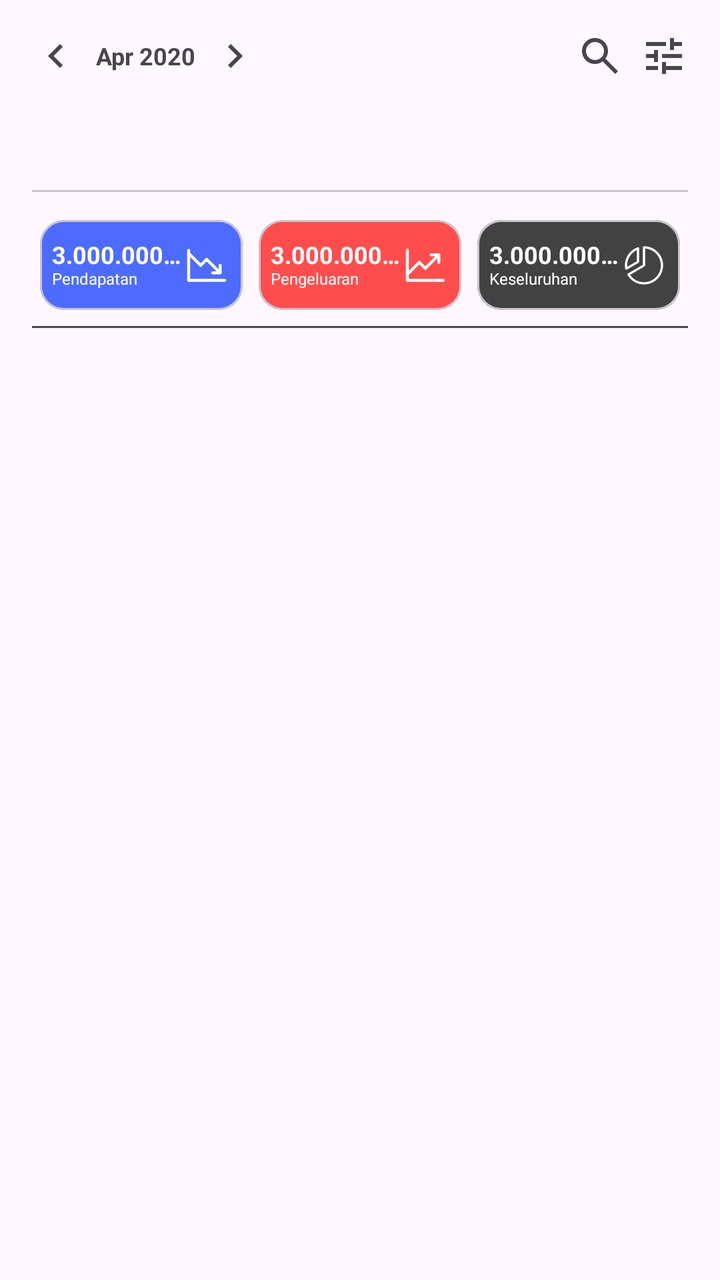
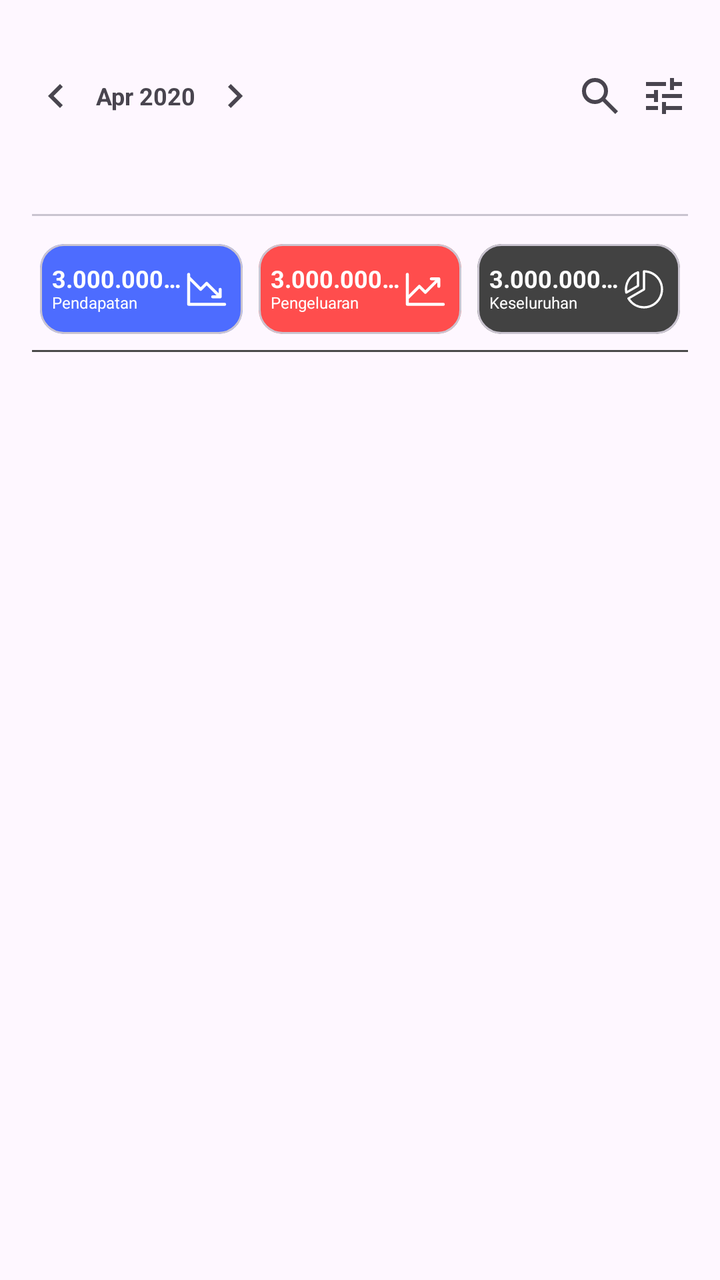

Before-and-after screenshots of an Android layout around one commit, followed by the original layout XML and the change that was made.
<!-- AndroidManifest.xml: application theme Theme.Fintrack -->
<!-- res/layout/fragment_transaksi.xml -->
<?xml version="1.0" encoding="utf-8"?>
<LinearLayout xmlns:android="http://schemas.android.com/apk/res/android"
    xmlns:app="http://schemas.android.com/apk/res-auto"
    android:orientation="vertical"
    android:layout_width="match_parent"
    android:layout_height="match_parent"
    android:padding="16dp">

    
    <LinearLayout
        android:layout_width="match_parent"
        android:layout_height="wrap_content"
        android:orientation="horizontal"
        android:gravity="center_vertical"
        android:layout_marginBottom="8dp"
        android:weightSum="1">

        
        <LinearLayout
            android:layout_width="0dp"
            android:layout_weight="0.6"
            android:layout_height="wrap_content"
            android:orientation="horizontal"
            android:gravity="start|center_vertical">

            <ImageButton
                android:id="@+id/btn_prev_month"
                android:layout_width="wrap_content"
                android:layout_height="wrap_content"
                android:background="?attr/selectableItemBackgroundBorderless"
                android:contentDescription="Sebelumnya"
                app:srcCompat="@drawable/chevron_left_24px" />

            <TextView
                android:id="@+id/txt_month_year"
                android:layout_width="wrap_content"
                android:layout_height="wrap_content"
                android:text="Apr 2020"
                android:textSize="12sp"
                android:textStyle="bold"
                android:paddingHorizontal="8dp" />

            <ImageButton
                android:id="@+id/btn_next_month"
                android:layout_width="wrap_content"
                android:layout_height="wrap_content"
                android:background="?attr/selectableItemBackgroundBorderless"
                android:contentDescription="Berikutnya"
                app:srcCompat="@drawable/chevron_right_24px" />
        </LinearLayout>

        
        <LinearLayout
            android:layout_width="0dp"
            android:layout_weight="0.4"
            android:layout_height="wrap_content"
            android:orientation="horizontal"
            android:gravity="end">

            <ImageButton
                android:id="@+id/btn_search"
                android:layout_width="wrap_content"
                android:layout_height="wrap_content"
                android:background="?attr/selectableItemBackgroundBorderless"
                android:contentDescription="Cari"
                app:srcCompat="@drawable/search_24px" />

            <ImageButton
                android:id="@+id/btn_setting"
                android:layout_width="wrap_content"
                android:layout_height="wrap_content"
                android:background="?attr/selectableItemBackgroundBorderless"
                android:contentDescription="Pengaturan"
                android:layout_marginStart="8dp"
                app:srcCompat="@drawable/tune_24px" />
        </LinearLayout>
    </LinearLayout>

    <com.google.android.material.tabs.TabLayout
        android:id="@+id/tabLayout"
        android:layout_width="match_parent"
        android:layout_height="wrap_content"
        app:tabIndicatorColor="@color/button_blue"
        app:tabIndicatorHeight="3dp"
        app:tabTextColor="@color/tab_text_selector"
        app:tabGravity="fill"
        app:tabMode="fixed" />

    
    <androidx.constraintlayout.widget.ConstraintLayout
        android:layout_width="match_parent"
        android:layout_height="wrap_content"
        android:layout_marginTop="10dp"
        android:padding="4dp">

        
        <com.google.android.material.card.MaterialCardView
            android:id="@+id/card_pendapatan"
            android:layout_width="0dp"
            android:layout_height="45dp"
            android:layout_marginEnd="4dp"
            app:cardCornerRadius="12dp"
            app:cardElevation="0dp"
            app:cardBackgroundColor="#4D6CFF"
            app:layout_constraintStart_toStartOf="parent"
            app:layout_constraintTop_toTopOf="parent"
            app:layout_constraintEnd_toStartOf="@id/card_pengeluaran"
            app:layout_constraintHorizontal_chainStyle="spread_inside"
            app:layout_constraintHorizontal_weight="1">

            <androidx.constraintlayout.widget.ConstraintLayout
                android:layout_width="match_parent"
                android:layout_height="match_parent"
                android:padding="6dp">

                
                <LinearLayout
                    android:id="@+id/container_income"
                    android:layout_width="0dp"
                    android:layout_height="wrap_content"
                    android:orientation="vertical"
                    android:gravity="start"
                    app:layout_constraintStart_toStartOf="parent"
                    app:layout_constraintEnd_toStartOf="@id/iv_income_icon"
                    app:layout_constraintTop_toTopOf="parent"
                    app:layout_constraintBottom_toBottomOf="parent">

                    <TextView
                        android:id="@+id/tv_income_value"
                        android:layout_width="wrap_content"
                        android:layout_height="wrap_content"
                        android:text="3.000.000,00"
                        android:textColor="#FFFFFF"
                        android:textSize="12sp"
                        android:textStyle="bold"
                        android:singleLine="true"
                        android:includeFontPadding="false"
                        android:lineSpacingExtra="0dp"
                        android:ellipsize="end" />

                    <TextView
                        android:id="@+id/tv_income_label"
                        android:layout_width="wrap_content"
                        android:layout_height="wrap_content"
                        android:includeFontPadding="false"
                        android:text="Pendapatan"
                        android:textColor="#FFFFFF"
                        android:textSize="8sp" />
                </LinearLayout>

                <ImageView
                    android:id="@+id/iv_income_icon"
                    android:layout_width="24dp"
                    android:layout_height="24dp"
                    android:src="@drawable/ic_chart_down"
                    app:layout_constraintEnd_toEndOf="parent"
                    app:layout_constraintTop_toTopOf="parent"
                    app:layout_constraintBottom_toBottomOf="parent"
                    app:tint="#FFFFFF" />

            </androidx.constraintlayout.widget.ConstraintLayout>
        </com.google.android.material.card.MaterialCardView>

        
        <com.google.android.material.card.MaterialCardView
            android:id="@+id/card_pengeluaran"
            android:layout_width="0dp"
            android:layout_height="45dp"
            android:layout_marginStart="4dp"
            android:layout_marginEnd="4dp"
            app:cardCornerRadius="12dp"
            app:cardElevation="0dp"
            app:cardBackgroundColor="#FF4D4D"
            app:layout_constraintStart_toEndOf="@id/card_pendapatan"
            app:layout_constraintTop_toTopOf="parent"
            app:layout_constraintEnd_toStartOf="@id/card_total"
            app:layout_constraintHorizontal_weight="1">

            <androidx.constraintlayout.widget.ConstraintLayout
                android:layout_width="match_parent"
                android:layout_height="match_parent"
                android:padding="6dp">

                
                <LinearLayout
                    android:id="@+id/container_expense"
                    android:layout_width="0dp"
                    android:layout_height="wrap_content"
                    android:orientation="vertical"
                    android:gravity="start"
                    app:layout_constraintStart_toStartOf="parent"
                    app:layout_constraintEnd_toStartOf="@id/iv_expense_icon"
                    app:layout_constraintTop_toTopOf="parent"
                    app:layout_constraintBottom_toBottomOf="parent">

                    <TextView
                        android:id="@+id/tv_expense_value"
                        android:layout_width="wrap_content"
                        android:layout_height="wrap_content"
                        android:text="3.000.000,00"
                        android:textColor="#FFFFFF"
                        android:textSize="12sp"
                        android:textStyle="bold"
                        android:singleLine="true"
                        android:includeFontPadding="false"
                        android:lineSpacingExtra="0dp"
                        android:ellipsize="end" />

                    <TextView
                        android:id="@+id/tv_expense_label"
                        android:layout_width="wrap_content"
                        android:layout_height="wrap_content"
                        android:includeFontPadding="false"
                        android:text="Pengeluaran"
                        android:textColor="#FFFFFF"
                        android:textSize="8sp" />
                </LinearLayout>

                <ImageView
                    android:id="@+id/iv_expense_icon"
                    android:layout_width="24dp"
                    android:layout_height="24dp"
                    android:src="@drawable/ic_chart_up"
                    app:layout_constraintEnd_toEndOf="parent"
                    app:layout_constraintTop_toTopOf="parent"
                    app:layout_constraintBottom_toBottomOf="parent"
                    app:tint="#FFFFFF" />

            </androidx.constraintlayout.widget.ConstraintLayout>
        </com.google.android.material.card.MaterialCardView>

        
        <com.google.android.material.card.MaterialCardView
            android:id="@+id/card_total"
            android:layout_width="0dp"
            android:layout_height="45dp"
            android:layout_marginStart="4dp"
            app:cardCornerRadius="12dp"
            app:cardElevation="0dp"
            app:cardBackgroundColor="#424242"
            app:layout_constraintStart_toEndOf="@id/card_pengeluaran"
            app:layout_constraintTop_toTopOf="parent"
            app:layout_constraintEnd_toEndOf="parent"
            app:layout_constraintHorizontal_weight="1">

            <androidx.constraintlayout.widget.ConstraintLayout
                android:layout_width="match_parent"
                android:layout_height="match_parent"
                android:padding="6dp">

                
                <LinearLayout
                    android:id="@+id/container_total"
                    android:layout_width="0dp"
                    android:layout_height="wrap_content"
                    android:orientation="vertical"
                    android:gravity="start"
                    app:layout_constraintStart_toStartOf="parent"
                    app:layout_constraintEnd_toStartOf="@id/iv_total_icon"
                    app:layout_constraintTop_toTopOf="parent"
                    app:layout_constraintBottom_toBottomOf="parent">

                    <TextView
                        android:id="@+id/tv_total_value"
                        android:layout_width="wrap_content"
                        android:layout_height="wrap_content"
                        android:text="3.000.000,00"
                        android:textColor="#FFFFFF"
                        android:textSize="12sp"
                        android:textStyle="bold"
                        android:singleLine="true"
                        android:includeFontPadding="false"
                        android:lineSpacingExtra="0dp"
                        android:ellipsize="end" />

                    <TextView
                        android:id="@+id/tv_total_label"
                        android:layout_width="wrap_content"
                        android:layout_height="wrap_content"
                        android:includeFontPadding="false"
                        android:text="Keseluruhan"
                        android:textColor="#FFFFFF"
                        android:textSize="8sp" />
                </LinearLayout>

                <ImageView
                    android:id="@+id/iv_total_icon"
                    android:layout_width="24dp"
                    android:layout_height="24dp"
                    android:src="@drawable/ic_pie_chart"
                    app:layout_constraintEnd_toEndOf="parent"
                    app:layout_constraintTop_toTopOf="parent"
                    app:layout_constraintBottom_toBottomOf="parent"
                    app:tint="#FFFFFF" />

            </androidx.constraintlayout.widget.ConstraintLayout>
        </com.google.android.material.card.MaterialCardView>
    </androidx.constraintlayout.widget.ConstraintLayout>

    <View
        android:layout_width="match_parent"
        android:layout_height="1dp"
        android:background="@color/darkGrey"
        android:layout_marginVertical="4dp" />

    <androidx.viewpager2.widget.ViewPager2
        android:id="@+id/viewPager"
        android:layout_width="match_parent"
        android:layout_height="0dp"
        android:layout_weight="1" />

</LinearLayout>
<!-- resources referenced by this layout -->
<resources>
  <color name="button_blue">#FF3461FD</color>
  <color name="darkGrey">#4A4A4A</color>
  <!-- drawable chevron_left_24px (drawable) -->
  <vector xmlns:android="http://schemas.android.com/apk/res/android"
      android:width="24dp"
      android:height="24dp"
      android:viewportWidth="960"
      android:viewportHeight="960"
      android:tint="?attr/colorControlNormal"
      android:autoMirrored="true">
    <path
        android:fillColor="@android:color/white"
        android:pathData="M560,720L320,480L560,240L616,296L432,480L616,664L560,720Z"/>
  </vector>
  <!-- drawable chevron_right_24px (drawable) -->
  <vector xmlns:android="http://schemas.android.com/apk/res/android"
      android:width="24dp"
      android:height="24dp"
      android:viewportWidth="960"
      android:viewportHeight="960"
      android:tint="?attr/colorControlNormal"
      android:autoMirrored="true">
    <path
        android:fillColor="@android:color/white"
        android:pathData="M504,480L320,296L376,240L616,480L376,720L320,664L504,480Z"/>
  </vector>
  <!-- drawable ic_chart_up (drawable) -->
  <?xml version="1.0" encoding="utf-8"?>
  <vector xmlns:android="http://schemas.android.com/apk/res/android"
      android:width="24dp"
      android:height="24dp"
      android:viewportWidth="256"
      android:viewportHeight="256">
  
      <path
          android:fillColor="#FFFFFF"
          android:pathData="M232,208a8,8 0,0 1,-8 8H32a8,8 0,0 1,-8 -8V48a8,8 0,0 1,16 0v108.69l50.34,-50.35a8,8 0,0 1,11.32 0L128,132.69L180.69,80H160a8,8 0,0 1,0 -16h40a8,8 0,0 1,8 8v40a8,8 0,0 1,-16 0V91.31l-58.34,58.35a8,8 0,0 1,-11.32 0L96,123.31l-56,56V200h184a8,8 0,0 1,8 8" />
  </vector>
  <!-- drawable ic_pie_chart (drawable) -->
  <?xml version="1.0" encoding="utf-8"?>
  <vector xmlns:android="http://schemas.android.com/apk/res/android"
      android:width="24dp"
      android:height="24dp"
      android:viewportWidth="256"
      android:viewportHeight="256">
  
      <path
          android:fillColor="#FFFFFF"
          android:pathData="M102,109.5v-72a6,6 0,0 0,-8 -5.66a102,102 0,0 0,-66.3 114.75a6,6 0,0 0,8.9 4.11l62.4,-36a6,6 0,0 0,3 -5.2M90,106l-51.66,29.8Q38,131.91 38,128a90.1,90.1 0,0 1,52 -81.58Zm38,-80a6,6 0,0 0,-6 6v93l-79.8,46.46a6,6 0,0 0,-2.15 8.22A102,102 0,1 0,128 26m0,192a90.48,90.48 0,0 1,-74.38 -39.31L131,133.61a6,6 0,0 0,3 -5.19V38.2a90,90 0,0 1,-6 179.8" />
  </vector>
  <!-- drawable search_24px (drawable) -->
  <vector xmlns:android="http://schemas.android.com/apk/res/android"
      android:width="24dp"
      android:height="24dp"
      android:viewportWidth="960"
      android:viewportHeight="960"
      android:tint="?attr/colorControlNormal">
    <path
        android:fillColor="@android:color/white"
        android:pathData="M784,840L532,588Q502,612 463,626Q424,640 380,640Q271,640 195.5,564.5Q120,489 120,380Q120,271 195.5,195.5Q271,120 380,120Q489,120 564.5,195.5Q640,271 640,380Q640,424 626,463Q612,502 588,532L840,784L784,840ZM380,560Q455,560 507.5,507.5Q560,455 560,380Q560,305 507.5,252.5Q455,200 380,200Q305,200 252.5,252.5Q200,305 200,380Q200,455 252.5,507.5Q305,560 380,560Z"/>
  </vector>
  <!-- drawable tune_24px (drawable) -->
  <vector xmlns:android="http://schemas.android.com/apk/res/android"
      android:width="24dp"
      android:height="24dp"
      android:viewportWidth="960"
      android:viewportHeight="960"
      android:tint="?attr/colorControlNormal">
    <path
        android:fillColor="@android:color/white"
        android:pathData="M440,840L440,600L520,600L520,680L840,680L840,760L520,760L520,840L440,840ZM120,760L120,680L360,680L360,760L120,760ZM280,600L280,520L120,520L120,440L280,440L280,360L360,360L360,600L280,600ZM440,520L440,440L840,440L840,520L440,520ZM600,360L600,120L680,120L680,200L840,200L840,280L680,280L680,360L600,360ZM120,280L120,200L520,200L520,280L120,280Z"/>
  </vector>
  <style name="Theme.Fintrack" parent="Base.Theme.Fintrack" />
  <style name="Base.Theme.Fintrack" parent="Theme.Material3.DayNight.NoActionBar">
          
          
          <item name="fontFamily">@font/poppins_regular</item>
      </style>
  <!-- unchanged entries left out for length: 1 -->
</resources>

<!-- the commit's change to res/layout/fragment_transaksi.xml (unified diff, before → after) -->
@@ -1,27 +1,32 @@
 <?xml version="1.0" encoding="utf-8"?>
-<LinearLayout xmlns:android="http://schemas.android.com/apk/res/android"
+<androidx.constraintlayout.widget.ConstraintLayout xmlns:android="http://schemas.android.com/apk/res/android"
     xmlns:app="http://schemas.android.com/apk/res-auto"
-    android:orientation="vertical"
+    xmlns:tools="http://schemas.android.com/tools"
     android:layout_width="match_parent"
     android:layout_height="match_parent"
-    android:padding="16dp">
+    android:paddingHorizontal="16dp"
+    android:paddingTop="36dp"
+    >
 
     
     <LinearLayout
-        android:layout_width="match_parent"
+        android:id="@+id/top_bar_container"
+        android:layout_width="0dp"
         android:layout_height="wrap_content"
+        android:gravity="center_vertical"
         android:orientation="horizontal"
-        android:gravity="center_vertical"
-        android:layout_marginBottom="8dp"
-        android:weightSum="1">
+        android:weightSum="1"
+        app:layout_constraintEnd_toEndOf="parent"
+        app:layout_constraintStart_toStartOf="parent"
+        app:layout_constraintTop_toTopOf="parent">
 
         
         <LinearLayout
             android:layout_width="0dp"
+            android:layout_height="wrap_content"
             android:layout_weight="0.6"
-            android:layout_height="wrap_content"
-            android:orientation="horizontal"
-            android:gravity="start|center_vertical">
+            android:gravity="start|center_vertical"
+            android:orientation="horizontal">
 
             <ImageButton
                 android:id="@+id/btn_prev_month"
@@ -35,10 +40,10 @@
                 android:id="@+id/txt_month_year"
                 android:layout_width="wrap_content"
                 android:layout_height="wrap_content"
+                android:paddingHorizontal="8dp"
                 android:text="Apr 2020"
                 android:textSize="12sp"
-                android:textStyle="bold"
-                android:paddingHorizontal="8dp" />
+                android:textStyle="bold" />
 
             <ImageButton
                 android:id="@+id/btn_next_month"
@@ -52,10 +57,10 @@
         
         <LinearLayout
             android:layout_width="0dp"
+            android:layout_height="wrap_content"
             android:layout_weight="0.4"
-            android:layout_height="wrap_content"
-            android:orientation="horizontal"
-            android:gravity="end">
+            android:gravity="end"
+            android:orientation="horizontal">
 
             <ImageButton
                 android:id="@+id/btn_search"
@@ -69,29 +74,36 @@
                 android:id="@+id/btn_setting"
                 android:layout_width="wrap_content"
                 android:layout_height="wrap_content"
+                android:layout_marginStart="8dp"
                 android:background="?attr/selectableItemBackgroundBorderless"
                 android:contentDescription="Pengaturan"
-                android:layout_marginStart="8dp"
                 app:srcCompat="@drawable/tune_24px" />
         </LinearLayout>
     </LinearLayout>
 
     <com.google.android.material.tabs.TabLayout
         android:id="@+id/tabLayout"
-        android:layout_width="match_parent"
+        android:layout_width="0dp"
         android:layout_height="wrap_content"
+        app:layout_constraintEnd_toEndOf="parent"
+        app:layout_constraintStart_toStartOf="parent"
+        app:layout_constraintTop_toBottomOf="@id/top_bar_container"
+        app:tabGravity="fill"
         app:tabIndicatorColor="@color/button_blue"
         app:tabIndicatorHeight="3dp"
-        app:tabTextColor="@color/tab_text_selector"
-        app:tabGravity="fill"
-        app:tabMode="fixed" />
+        app:tabMode="fixed"
+        app:tabTextColor="@color/tab_text_selector" />
 
     
     <androidx.constraintlayout.widget.ConstraintLayout
-        android:layout_width="match_parent"
+        android:id="@+id/info_cards_container"
+        android:layout_width="0dp"
         android:layout_height="wrap_content"
         android:layout_marginTop="10dp"
-        android:padding="4dp">
+        android:padding="4dp"
+        app:layout_constraintEnd_toEndOf="parent"
+        app:layout_constraintStart_toStartOf="parent"
+        app:layout_constraintTop_toBottomOf="@id/tabLayout">
 
         
         <com.google.android.material.card.MaterialCardView
@@ -99,44 +111,43 @@
             android:layout_width="0dp"
             android:layout_height="45dp"
             android:layout_marginEnd="4dp"
+            app:cardBackgroundColor="#4D6CFF"
             app:cardCornerRadius="12dp"
             app:cardElevation="0dp"
-            app:cardBackgroundColor="#4D6CFF"
-            app:layout_constraintStart_toStartOf="parent"
-            app:layout_constraintTop_toTopOf="parent"
             app:layout_constraintEnd_toStartOf="@id/card_pengeluaran"
             app:layout_constraintHorizontal_chainStyle="spread_inside"
-            app:layout_constraintHorizontal_weight="1">
+            app:layout_constraintHorizontal_weight="1"
+            app:layout_constraintStart_toStartOf="parent"
+            app:layout_constraintTop_toTopOf="parent">
 
             <androidx.constraintlayout.widget.ConstraintLayout
                 android:layout_width="match_parent"
                 android:layout_height="match_parent"
                 android:padding="6dp">
 
-                
                 <LinearLayout
                     android:id="@+id/container_income"
                     android:layout_width="0dp"
                     android:layout_height="wrap_content"
+                    android:gravity="start"
                     android:orientation="vertical"
-                    android:gravity="start"
+                    app:layout_constraintBottom_toBottomOf="parent"
+                    app:layout_constraintEnd_toStartOf="@id/iv_income_icon"
                     app:layout_constraintStart_toStartOf="parent"
-                    app:layout_constraintEnd_toStartOf="@id/iv_income_icon"
-                    app:layout_constraintTop_toTopOf="parent"
-                    app:layout_constraintBottom_toBottomOf="parent">
+                    app:layout_constraintTop_toTopOf="parent">
 
                     <TextView
                         android:id="@+id/tv_income_value"
                         android:layout_width="wrap_content"
                         android:layout_height="wrap_content"
+                        android:ellipsize="end"
+                        android:includeFontPadding="false"
+                        android:lineSpacingExtra="0dp"
+                        android:singleLine="true"
                         android:text="3.000.000,00"
                         android:textColor="#FFFFFF"
                         android:textSize="12sp"
-                        android:textStyle="bold"
-                        android:singleLine="true"
-                        android:includeFontPadding="false"
-                        android:lineSpacingExtra="0dp"
-                        android:ellipsize="end" />
+                        android:textStyle="bold" />
 
                     <TextView
                         android:id="@+id/tv_income_label"
@@ -145,7 +156,8 @@
                         android:includeFontPadding="false"
                         android:text="Pendapatan"
                         android:textColor="#FFFFFF"
-                        android:textSize="8sp" />
+                        android:textSize="8sp"
+                        tools:ignore="SmallSp" />
                 </LinearLayout>
 
                 <ImageView
@@ -153,10 +165,11 @@
                     android:layout_width="24dp"
                     android:layout_height="24dp"
                     android:src="@drawable/ic_chart_down"
+                    app:layout_constraintBottom_toBottomOf="parent"
                     app:layout_constraintEnd_toEndOf="parent"
                     app:layout_constraintTop_toTopOf="parent"
-                    app:layout_constraintBottom_toBottomOf="parent"
-                    app:tint="#FFFFFF" />
+                    app:tint="#FFFFFF"
+                    android:contentDescription="Income Icon" />
 
             </androidx.constraintlayout.widget.ConstraintLayout>
         </com.google.android.material.card.MaterialCardView>
@@ -168,43 +181,42 @@
             android:layout_height="45dp"
             android:layout_marginStart="4dp"
             android:layout_marginEnd="4dp"
+            app:cardBackgroundColor="#FF4D4D"
             app:cardCornerRadius="12dp"
             app:cardElevation="0dp"
-            app:cardBackgroundColor="#FF4D4D"
+            app:layout_constraintEnd_toStartOf="@id/card_total"
+            app:layout_constraintHorizontal_weight="1"
             app:layout_constraintStart_toEndOf="@id/card_pendapatan"
-            app:layout_constraintTop_toTopOf="parent"
-            app:layout_constraintEnd_toStartOf="@id/card_total"
-            app:layout_constraintHorizontal_weight="1">
+            app:layout_constraintTop_toTopOf="parent">
 
             <androidx.constraintlayout.widget.ConstraintLayout
                 android:layout_width="match_parent"
                 android:layout_height="match_parent"
                 android:padding="6dp">
 
-                
                 <LinearLayout
                     android:id="@+id/container_expense"
                     android:layout_width="0dp"
                     android:layout_height="wrap_content"
+                    android:gravity="start"
                     android:orientation="vertical"
-                    android:gravity="start"
+                    app:layout_constraintBottom_toBottomOf="parent"
+                    app:layout_constraintEnd_toStartOf="@id/iv_expense_icon"
                     app:layout_constraintStart_toStartOf="parent"
-                    app:layout_constraintEnd_toStartOf="@id/iv_expense_icon"
-                    app:layout_constraintTop_toTopOf="parent"
-                    app:layout_constraintBottom_toBottomOf="parent">
+                    app:layout_constraintTop_toTopOf="parent">
 
                     <TextView
                         android:id="@+id/tv_expense_value"
                         android:layout_width="wrap_content"
                         android:layout_height="wrap_content"
+                        android:ellipsize="end"
+                        android:includeFontPadding="false"
+                        android:lineSpacingExtra="0dp"
+                        android:singleLine="true"
                         android:text="3.000.000,00"
                         android:textColor="#FFFFFF"
                         android:textSize="12sp"
-                        android:textStyle="bold"
-                        android:singleLine="true"
-                        android:includeFontPadding="false"
-                        android:lineSpacingExtra="0dp"
-                        android:ellipsize="end" />
+                        android:textStyle="bold" />
 
                     <TextView
                         android:id="@+id/tv_expense_label"
@@ -213,7 +225,8 @@
                         android:includeFontPadding="false"
                         android:text="Pengeluaran"
                         android:textColor="#FFFFFF"
-                        android:textSize="8sp" />
+                        android:textSize="8sp"
+                        tools:ignore="SmallSp" />
                 </LinearLayout>
 
                 <ImageView
@@ -221,10 +234,11 @@
                     android:layout_width="24dp"
                     android:layout_height="24dp"
                     android:src="@drawable/ic_chart_up"
+                    app:layout_constraintBottom_toBottomOf="parent"
                     app:layout_constraintEnd_toEndOf="parent"
                     app:layout_constraintTop_toTopOf="parent"
-                    app:layout_constraintBottom_toBottomOf="parent"
-                    app:tint="#FFFFFF" />
+                    app:tint="#FFFFFF"
+                    android:contentDescription="Expense Icon" />
 
             </androidx.constraintlayout.widget.ConstraintLayout>
         </com.google.android.material.card.MaterialCardView>
@@ -235,43 +249,42 @@
             android:layout_width="0dp"
             android:layout_height="45dp"
             android:layout_marginStart="4dp"
+            app:cardBackgroundColor="#424242"
             app:cardCornerRadius="12dp"
             app:cardElevation="0dp"
-            app:cardBackgroundColor="#424242"
+            app:layout_constraintEnd_toEndOf="parent"
+            app:layout_constraintHorizontal_weight="1"
             app:layout_constraintStart_toEndOf="@id/card_pengeluaran"
-            app:layout_constraintTop_toTopOf="parent"
-            app:layout_constraintEnd_toEndOf="parent"
-            app:layout_constraintHorizontal_weight="1">
+            app:layout_constraintTop_toTopOf="parent">
 
             <androidx.constraintlayout.widget.ConstraintLayout
                 android:layout_width="match_parent"
                 android:layout_height="match_parent"
                 android:padding="6dp">
 
-                
                 <LinearLayout
                     android:id="@+id/container_total"
                     android:layout_width="0dp"
                     android:layout_height="wrap_content"
+                    android:gravity="start"
                     android:orientation="vertical"
-                    android:gravity="start"
+                    app:layout_constraintBottom_toBottomOf="parent"
+                    app:layout_constraintEnd_toStartOf="@id/iv_total_icon"
                     app:layout_constraintStart_toStartOf="parent"
-                    app:layout_constraintEnd_toStartOf="@id/iv_total_icon"
-                    app:layout_constraintTop_toTopOf="parent"
-                    app:layout_constraintBottom_toBottomOf="parent">
+                    app:layout_constraintTop_toTopOf="parent">
 
                     <TextView
                         android:id="@+id/tv_total_value"
                         android:layout_width="wrap_content"
                         android:layout_height="wrap_content"
+                        android:ellipsize="end"
+                        android:includeFontPadding="false"
+                        android:lineSpacingExtra="0dp"
+                        android:singleLine="true"
                         android:text="3.000.000,00"
                         android:textColor="#FFFFFF"
                         android:textSize="12sp"
-                        android:textStyle="bold"
-                        android:singleLine="true"
-                        android:includeFontPadding="false"
-                        android:lineSpacingExtra="0dp"
-                        android:ellipsize="end" />
+                        android:textStyle="bold" />
 
                     <TextView
                         android:id="@+id/tv_total_label"
@@ -280,7 +293,8 @@
                         android:includeFontPadding="false"
                         android:text="Keseluruhan"
                         android:textColor="#FFFFFF"
-                        android:textSize="8sp" />
+                        android:textSize="8sp"
+                        tools:ignore="SmallSp" />
                 </LinearLayout>
 
                 <ImageView
@@ -288,25 +302,33 @@
                     android:layout_width="24dp"
                     android:layout_height="24dp"
                     android:src="@drawable/ic_pie_chart"
+                    app:layout_constraintBottom_toBottomOf="parent"
                     app:layout_constraintEnd_toEndOf="parent"
                     app:layout_constraintTop_toTopOf="parent"
-                    app:layout_constraintBottom_toBottomOf="parent"
-                    app:tint="#FFFFFF" />
+                    app:tint="#FFFFFF"
+                    android:contentDescription="Total Icon" />
 
             </androidx.constraintlayout.widget.ConstraintLayout>
         </com.google.android.material.card.MaterialCardView>
     </androidx.constraintlayout.widget.ConstraintLayout>
 
     <View
-        android:layout_width="match_parent"
+        android:id="@+id/divider"
+        android:layout_width="0dp"
         android:layout_height="1dp"
+        android:layout_marginVertical="4dp"
         android:background="@color/darkGrey"
-        android:layout_marginVertical="4dp" />
+        app:layout_constraintEnd_toEndOf="parent"
+        app:layout_constraintStart_toStartOf="parent"
+        app:layout_constraintTop_toBottomOf="@id/info_cards_container" />
 
     <androidx.viewpager2.widget.ViewPager2
         android:id="@+id/viewPager"
-        android:layout_width="match_parent"
+        android:layout_width="0dp"
         android:layout_height="0dp"
-        android:layout_weight="1" />
-
-</LinearLayout>
+        app:layout_constraintBottom_toBottomOf="parent"
+        app:layout_constraintEnd_toEndOf="parent"
+        app:layout_constraintStart_toStartOf="parent"
+        app:layout_constraintTop_toBottomOf="@id/divider" />
+
+</androidx.constraintlayout.widget.ConstraintLayout>
